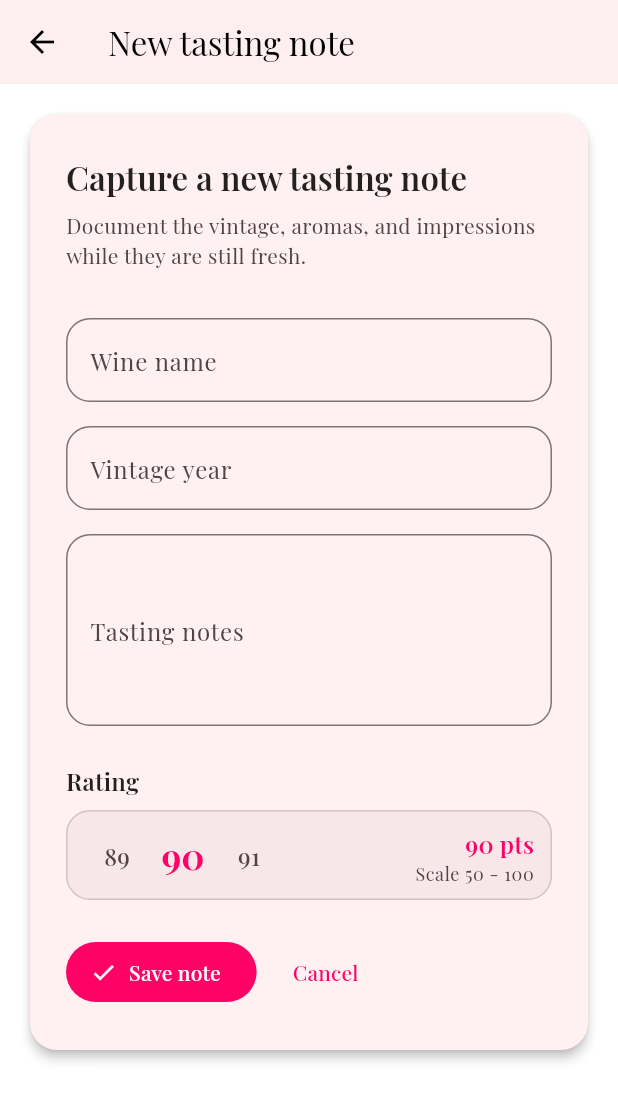
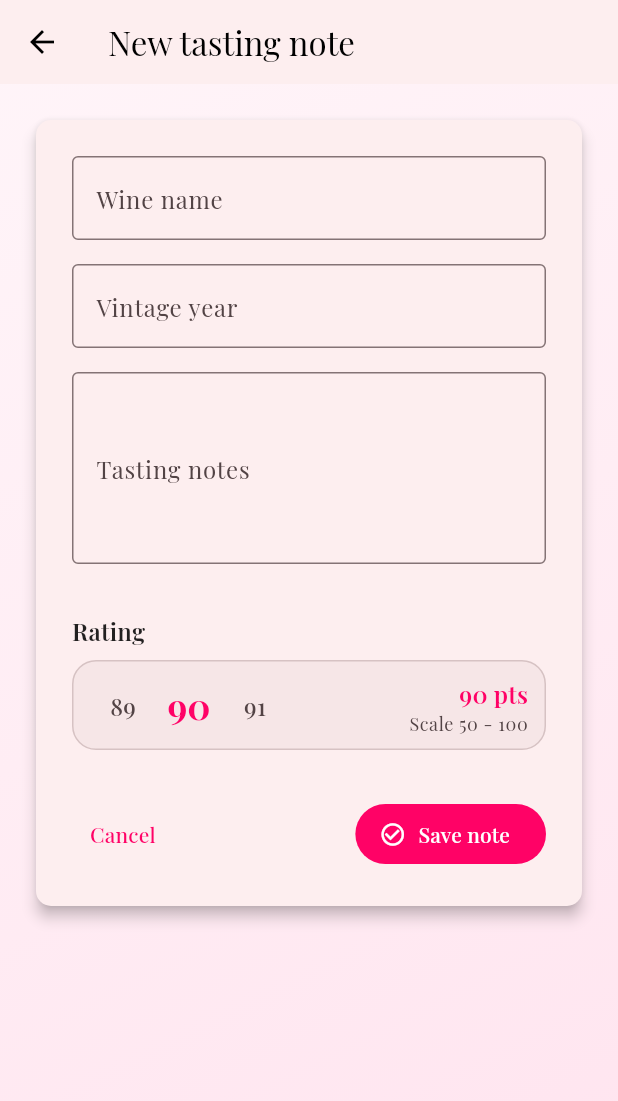
Before and after one commit to Ferrea-96/wiih, a Flutter app: the AddWineNotePage screen opened directly, on a phone screen of 412 x 824 dp. Shown: the top 1101 px of the screen. Run offline on Flutter 3.47's test engine with Material 3 defaults, Android fonts, the phone set to English and light mode, and no system bars; drawn by our look-alikes of numberpicker; our stand-ins replace cloud_firestore, firebase_auth, firebase_core, firebase_storage, flutter_image_compress, google_fonts and 3 more; missing offline and left inert: firebase_app_check; accounts and stored records are empty.

Commit message:
refactor: enhance Add and Edit Wine Note pages with gradient background and improved layout

```diff
--- a/lib/src/features/notes/presentation/pages/add_wine_note_page.dart
+++ b/lib/src/features/notes/presentation/pages/add_wine_note_page.dart
@@ -2,6 +2,7 @@ import 'package:flutter/material.dart';
 import 'package:flutter/services.dart';
 import 'package:numberpicker/numberpicker.dart';
 import 'package:wiih/src/features/notes/domain/models/wine_note.dart';
+import 'package:wiih/src/shared/widgets/gradient_background.dart';
 
 class AddWineNotePage extends StatefulWidget {
   const AddWineNotePage({super.key});
@@ -29,49 +30,32 @@ class _AddWineNotePageState extends State<AddWineNotePage> {
   @override
   Widget build(BuildContext context) {
     final theme = Theme.of(context);
-    return Scaffold(
+    return LayoutBuilder(
+      builder: (context, constraints) {
+        return GradientBackground(
+          child: Scaffold(
             appBar: AppBar(
               title: const Text('New tasting note'),
             ),
-      body: SafeArea(
-        child: LayoutBuilder(
-          builder: (context, constraints) {
-            return SingleChildScrollView(
+            body: Padding(
               padding: const EdgeInsets.all(16),
-              child: Center(
-                child: ConstrainedBox(
-                  constraints: const BoxConstraints(maxWidth: 640),
-                  child: Card(
-                    elevation: 3,
-                    shape: RoundedRectangleBorder(
-                      borderRadius: BorderRadius.circular(18),
-                    ),
-                    child: Padding(
-                      padding: const EdgeInsets.symmetric(
-                        horizontal: 24,
-                        vertical: 28,
-                      ),
+              child: SingleChildScrollView(
+                physics: const AlwaysScrollableScrollPhysics(),
                 child: Form(
                   key: _formKey,
                   autovalidateMode: AutovalidateMode.onUserInteraction,
+                  child: Card(
+                    elevation: 4,
+                    margin: const EdgeInsets.all(8),
+                    shape: RoundedRectangleBorder(
+                      borderRadius: BorderRadius.circular(10),
+                    ),
+                    color: theme.colorScheme.surface,
+                    child: Padding(
+                      padding: const EdgeInsets.all(16),
                       child: Column(
                         crossAxisAlignment: CrossAxisAlignment.start,
-                          mainAxisSize: MainAxisSize.min,
                         children: [
-                            Text(
-                              'Capture a new tasting note',
-                              style: theme.textTheme.titleLarge?.copyWith(
-                                fontWeight: FontWeight.w600,
-                              ),
-                            ),
-                            const SizedBox(height: 8),
-                            Text(
-                              'Document the vintage, aromas, and impressions while they are still fresh.',
-                              style: theme.textTheme.bodyMedium?.copyWith(
-                                color: theme.colorScheme.onSurfaceVariant,
-                              ),
-                            ),
-                            const SizedBox(height: 24),
                           _buildTextField(
                             controller: _nameController,
                             label: 'Wine name',
@@ -98,9 +82,10 @@ class _AddWineNotePageState extends State<AddWineNotePage> {
                           ),
                           const SizedBox(height: 16),
                           _buildRatingPicker(theme),
-                            const SizedBox(height: 24),
-                            _buildActions(theme),
+                          const SizedBox(height: 16),
+                          _buildActions(),
                         ],
+                      ),
                     ),
                   ),
                 ),
@@ -109,8 +94,6 @@ class _AddWineNotePageState extends State<AddWineNotePage> {
           ),
         );
       },
-        ),
-      ),
     );
   }
 
@@ -126,7 +109,7 @@ class _AddWineNotePageState extends State<AddWineNotePage> {
     int maxLines = 1,
   }) {
     return Padding(
-      padding: const EdgeInsets.symmetric(vertical: 8),
+      padding: const EdgeInsets.all(8),
       child: TextFormField(
         controller: controller,
         textCapitalization: capitalization,
@@ -136,19 +119,16 @@ class _AddWineNotePageState extends State<AddWineNotePage> {
         validator: validator ?? (value) => _validateRequired(value, label),
         minLines: minLines,
         maxLines: maxLines,
-        decoration: InputDecoration(
-          labelText: label,
-          border: OutlineInputBorder(
-            borderRadius: BorderRadius.circular(16),
-          ),
-        ),
+        decoration: _inputDecoration(label),
       ),
     );
   }
 
   Widget _buildRatingPicker(ThemeData theme) {
     final accent = theme.colorScheme.primary;
-    return Column(
+    return Padding(
+      padding: const EdgeInsets.all(8),
+      child: Column(
         crossAxisAlignment: CrossAxisAlignment.start,
         children: [
           Text(
@@ -180,7 +160,8 @@ class _AddWineNotePageState extends State<AddWineNotePage> {
                       textStyle: theme.textTheme.titleMedium?.copyWith(
                         color: theme.colorScheme.onSurfaceVariant,
                       ),
-                    selectedTextStyle: theme.textTheme.headlineSmall?.copyWith(
+                      selectedTextStyle:
+                          theme.textTheme.headlineSmall?.copyWith(
                         color: accent,
                         fontWeight: FontWeight.bold,
                       ),
@@ -211,23 +192,37 @@ class _AddWineNotePageState extends State<AddWineNotePage> {
             ),
           ),
         ],
+      ),
     );
   }
 
-  Widget _buildActions(ThemeData theme) {
-    return Row(
+  Widget _buildActions() {
+    return Padding(
+      padding: const EdgeInsets.all(8),
+      child: Row(
         children: [
-        FilledButton.icon(
-          onPressed: _saveNote,
-          icon: const Icon(Icons.check),
-          label: const Text('Save note'),
-        ),
-        const SizedBox(width: 12),
           TextButton(
             onPressed: () => Navigator.pop(context),
             child: const Text('Cancel'),
           ),
+          const Spacer(),
+          FilledButton.icon(
+            onPressed: _saveNote,
+            icon: const Icon(Icons.check_circle_outline),
+            label: const Text('Save note'),
+          ),
         ],
+      ),
+    );
+  }
+
+  InputDecoration _inputDecoration(String label) {
+    final color = Theme.of(context).colorScheme.onSecondaryContainer;
+    return InputDecoration(
+      labelText: label,
+      border: OutlineInputBorder(
+        borderSide: BorderSide(width: 1, color: color),
+      ),
     );
   }
 
```
Also changed, not shown: lib/src/features/notes/presentation/pages/edit_wine_note_page.dart (+52 -61 lines). Lines whose indentation alone changed are shown as unchanged.
